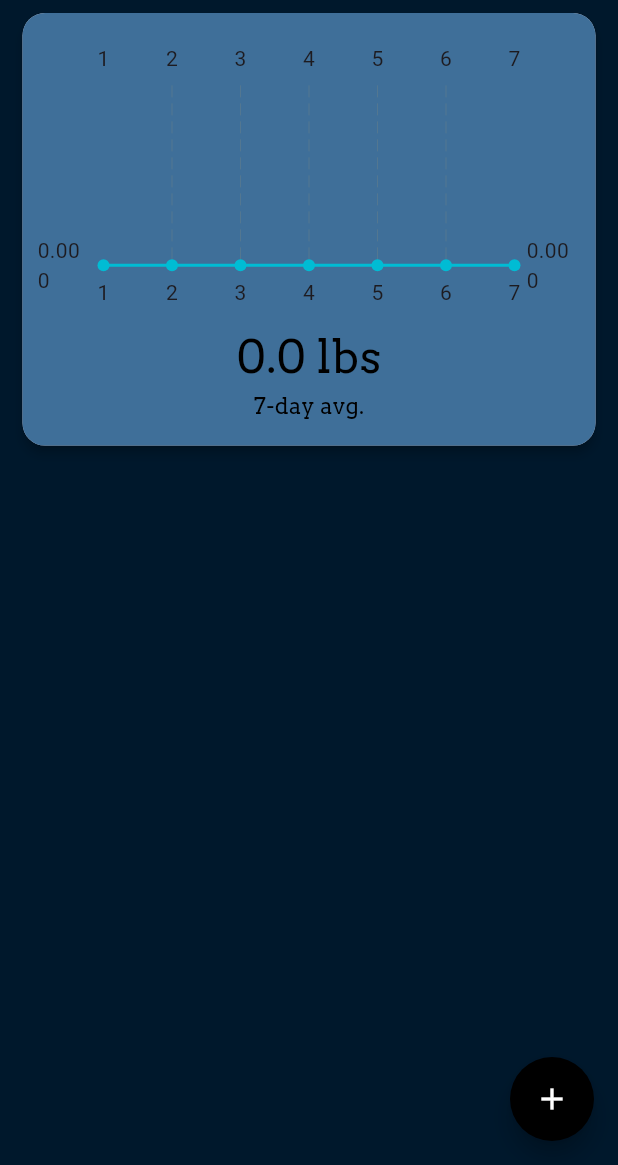
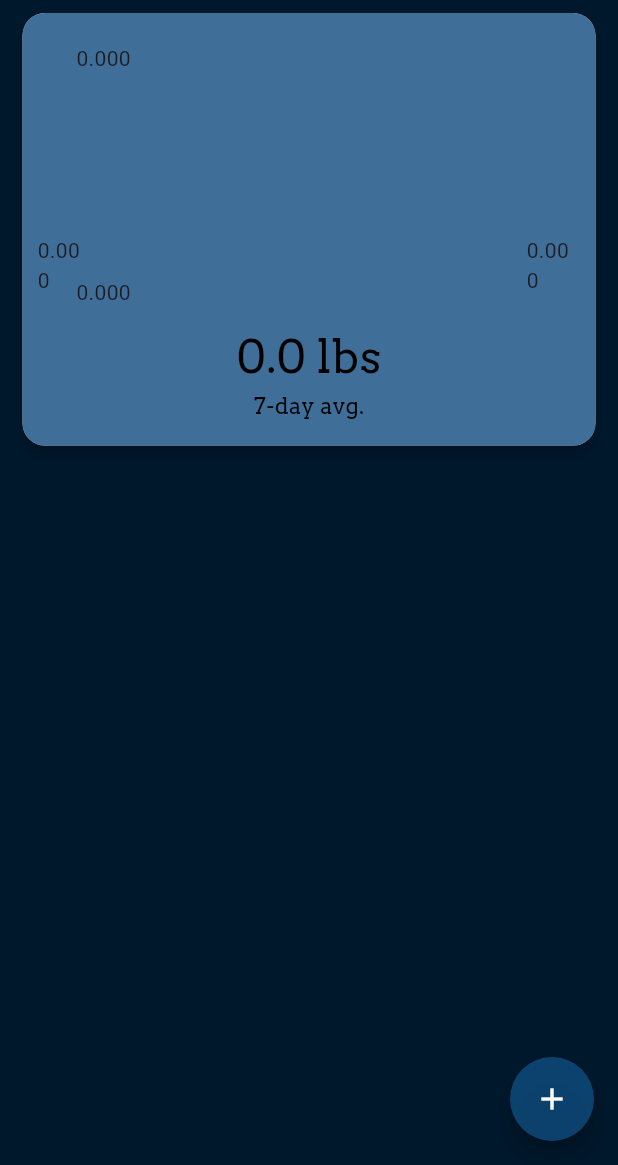
Before and after one commit to rahulg221/cut_calc_, a Flutter app: the screen it shows after launch, on a phone screen of 412 x 824 dp, the part 71-1236 px from its top. Run offline on Flutter 3.47's test engine with Material 2 defaults, Android fonts, the phone set to English and light mode, and no system bars; drawn by our look-alikes of fl_chart; our stand-ins replace sqflite; accounts and stored records are empty.

Commit message:
Add files via upload

```diff
--- a/lib/homepage.dart
+++ b/lib/homepage.dart
@@ -34,19 +34,26 @@
   final TextEditingController _weightController = TextEditingController();
   final TextEditingController _noteController = TextEditingController();
 
+  int index = 0;
   //Fetches data from database
   void _refreshLogs() async {
     final data = await SQLHelper.getLogs();
+    List<FlSpot> dataPts = [];
+    dataPts = await SQLHelper.getData();
+
     setState(() {
       _logs = data;
       _isLoading = false;
+      dataPoints = dataPts;
     });
   }
 
   Future<void> _addLog() async {
     double weight = double.tryParse(_weightController.text) ?? 0.0;
     String notes = _noteController.text;
+    List<FlSpot> dataPts = [];
     await SQLHelper.addLog(weight, notes);
+
     _refreshLogs();
   }
 
@@ -81,6 +88,7 @@
   void initState() {
     super.initState();
     _refreshLogs(); // Load in all logs
+    _calculateAvg();
   }
 
   @override
@@ -102,7 +110,7 @@
           elevation: 5,
           isScrollControlled: true,
           builder: (_) => Container(
-                color: secondaryColor,
+                color: primaryColor,
                 padding: EdgeInsets.only(
                   top: 15,
                   left: 15,
@@ -269,15 +277,9 @@
                       LineChartData(
                           borderData: FlBorderData(show: false),
                           lineBarsData: [
-                            LineChartBarData(spots: [
-                              FlSpot(1, week[0]),
-                              FlSpot(2, week[1]),
-                              FlSpot(3, week[2]),
-                              FlSpot(4, week[3]),
-                              FlSpot(5, week[4]),
-                              FlSpot(6, week[5]),
-                              FlSpot(7, week[6]),
-                            ])
+                            LineChartBarData(
+                              spots: dataPoints,
+                            )
                           ]),
                     ),
                   ),
@@ -329,7 +331,7 @@
         onPressed: () => _showForm(null),
         tooltip: 'Add Log',
         child: const Icon(Icons.add, color: Colors.white),
-        backgroundColor: Colors.black,
+        backgroundColor: secondaryColor,
         shape: RoundedRectangleBorder(
           borderRadius:
               BorderRadius.circular(30.0), // Adjust the value for roundness
--- a/lib/sql_helper.dart
+++ b/lib/sql_helper.dart
@@ -1,3 +1,4 @@
+import 'package:fl_chart/fl_chart.dart';
 import 'package:flutter/foundation.dart';
 import 'package:sqflite/sqflite.dart' as sql;
 
@@ -59,6 +60,21 @@
         orderBy: "id DESC", limit: 7); // Fetch the last 7 entries
   }
 
+  static Future<List<FlSpot>> getData() async {
+    List<FlSpot> dataPts = [];
+    int index = 0;
+    double spotIndex = 6;
+    final logs = await getWeeklyLogs();
+
+    for (var log in logs) {
+      dataPts.insert(index, FlSpot(spotIndex, log['weight']));
+      index++;
+      spotIndex--;
+    }
+
+    return dataPts;
+  }
+
   static Future<double> calculateAverageWeight() async {
     final logs = await getWeeklyLogs();
     if (logs.isEmpty) {
```
